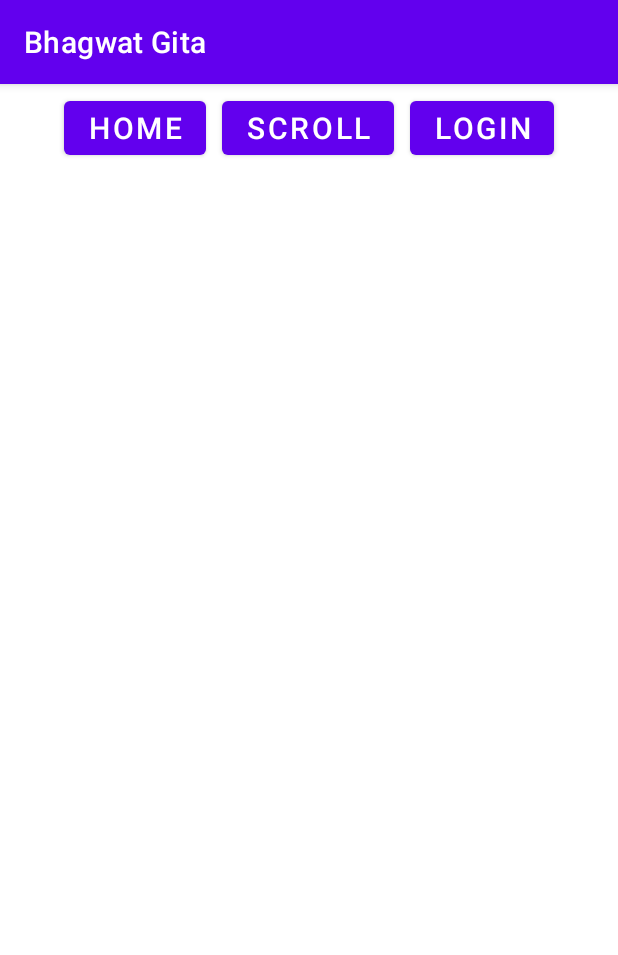
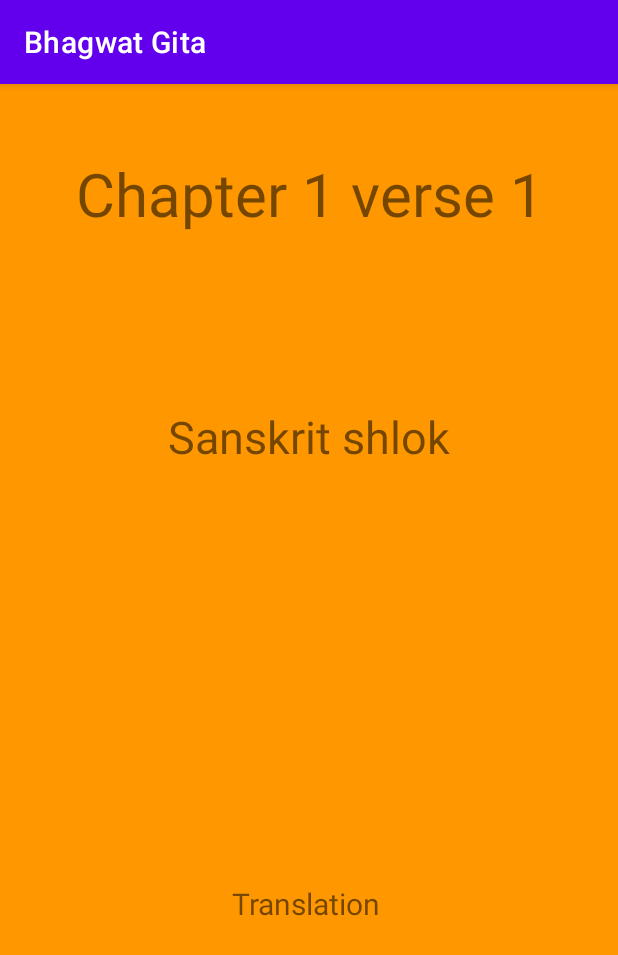
Before and after one commit to Suryash-Jha/BhagwatGita_Android, an Android app: the screen it shows after launch (MainActivity), on a phone screen of 412 x 824 dp. Shown: the top 955 px of the screen. Run offline under Robolectric (Android 15) with nearby library versions, the light colour scheme and no system bars; network calls fail; 1 statement that could not run was skipped.

Commit message:
Apis request working fine, and fragment for verse showing correctly

```diff
--- a/app/build.gradle
+++ b/app/build.gradle
@@ -44,4 +44,7 @@
     implementation("androidx.fragment:fragment-ktx:1.6.0")
 
 
+    implementation("com.squareup.okhttp3:okhttp:4.10.0")
+    implementation("org.jetbrains.kotlinx:kotlinx-coroutines-android:1.7.1")
+    implementation 'com.google.code.gson:gson:2.10.1'
 }
--- a/app/src/main/AndroidManifest.xml
+++ b/app/src/main/AndroidManifest.xml
@@ -1,7 +1,7 @@
 <?xml version="1.0" encoding="utf-8"?>
 <manifest xmlns:android="http://schemas.android.com/apk/res/android"
     xmlns:tools="http://schemas.android.com/tools">
-
+<uses-permission android:name="android.permission.INTERNET"></uses-permission>
     <application
         android:allowBackup="true"
         android:dataExtractionRules="@xml/data_extraction_rules"
--- a/app/src/main/java/com/example/bhagwatgita/MainActivity.kt
+++ b/app/src/main/java/com/example/bhagwatgita/MainActivity.kt
@@ -3,38 +3,34 @@
 import android.annotation.SuppressLint
 import androidx.appcompat.app.AppCompatActivity
 import android.os.Bundle
+import android.util.Log
 import android.widget.Button
 import androidx.fragment.app.FragmentManager
 import androidx.fragment.app.add
 import androidx.fragment.app.commit
 import androidx.fragment.app.replace
+import com.example.bhagwatgita.models.GetAllVersesItem
+import com.example.bhagwatgita.models.GetParticularChap
 import com.google.android.material.internal.ContextUtils.getActivity
+import com.google.gson.Gson
+import kotlinx.coroutines.Dispatchers
+import kotlinx.coroutines.GlobalScope
+import kotlinx.coroutines.launch
 
 class MainActivity : AppCompatActivity() {
-    @SuppressLint("MissingInflatedId")
+
     override fun onCreate(savedInstanceState: Bundle?) {
         super.onCreate(savedInstanceState)
         setContentView(R.layout.activity_main)
 
-        var homeBtn= findViewById<Button>(R.id.home)
-        var scrollBtn= findViewById<Button>(R.id.scroll)
-        var loginBtn= findViewById<Button>(R.id.login)
 
-        homeBtn.setOnClickListener{
+
+//        homeBtn.setOnClickListener{
             supportFragmentManager.commit {
-                replace<BlankFragment>(R.id.placeholder)
+                replace<VerseContent>(R.id.placeholder)
             }
-        }
-        scrollBtn.setOnClickListener{
-            supportFragmentManager.commit {
-                replace<Scroll>(R.id.placeholder)
-            }
-        }
-        loginBtn.setOnClickListener{
-            supportFragmentManager.commit {
-                replace<Login>(R.id.placeholder)
-            }
-        }
+//        }
+
 
     }
 }
--- /dev/null
+++ b/app/src/main/java/com/example/bhagwatgita/VerseContent.kt
@@ -0,0 +1,56 @@
+package com.example.bhagwatgita
+
+import android.os.Bundle
+import android.util.Log
+import androidx.fragment.app.Fragment
+import android.view.LayoutInflater
+import android.view.View
+import android.view.ViewGroup
+import android.widget.TextView
+import com.example.bhagwatgita.models.GetParticularVerse
+import com.google.gson.Gson
+import kotlinx.coroutines.Dispatchers
+import kotlinx.coroutines.GlobalScope
+import kotlinx.coroutines.launch
+
+
+class VerseContent : Fragment() {
+
+    override fun onCreate(savedInstanceState: Bundle?) {
+        super.onCreate(savedInstanceState)
+    }
+
+    override fun onCreateView(
+        inflater: LayoutInflater, container: ViewGroup?,
+        savedInstanceState: Bundle?
+    ): View? {
+        var view : View  =  inflater.inflate(R.layout.fragment_verse_content, container, false)
+        var sanskritShlokview= view!!.findViewById<TextView>(R.id.verse_sanskrit)
+        var translationview= view!!.findViewById<TextView>(R.id.verse_translation)
+        var chapXverseView= view!!.findViewById<TextView>(R.id.chapXverse)
+
+        // Inflate the layout for this fragment
+        val obj= ApiCall()
+        var chap=1
+        var verse=1
+
+        GlobalScope.launch(Dispatchers.IO) {
+            val resp = obj.getParticularVerse(1,4).body!!.string()
+            GlobalScope.launch(Dispatchers.Main) {
+
+            val gson = Gson().fromJson<GetParticularVerse>(resp, GetParticularVerse::class.java)
+            sanskritShlokview.text= gson.text
+            translationview.text= gson.translations?.get(0)?.description
+            chap= gson.chapter_number!!
+                verse= gson.verse_number!!
+                chapXverseView.text= "Chapter ${chap} Verse ${verse}"
+
+            }
+        }
+
+
+            return view
+    }
+
+
+}
--- a/app/src/main/res/layout/activity_main.xml
+++ b/app/src/main/res/layout/activity_main.xml
@@ -4,52 +4,12 @@
     xmlns:tools="http://schemas.android.com/tools"
     android:layout_width="match_parent"
     android:layout_height="match_parent"
+    android:background="#FF9800"
     tools:context=".MainActivity">
-    <LinearLayout
+
+    <FrameLayout
         android:layout_width="match_parent"
         android:layout_height="match_parent"
-        android:orientation="vertical">
-        <FrameLayout
-            android:layout_width="match_parent"
-            android:layout_height="wrap_content"
-            android:id="@+id/placeholder"
-            />
-
-        <LinearLayout
-            android:layout_width="match_parent"
-            android:layout_height="wrap_content"
-            android:gravity="center"
-
-            >
-
-            <Button
-                android:layout_width="wrap_content"
-                android:layout_height="wrap_content"
-                android:id="@+id/home"
-                android:text="HOME"
-                android:textSize="20sp"
-                android:layout_margin="5sp"
-                />
-            <Button
-                android:layout_width="wrap_content"
-                android:layout_height="wrap_content"
-                android:id="@+id/scroll"
-                android:text="SCROLL"
-                android:textSize="20sp"
-                android:layout_margin="5sp"
-
-                />
-            <Button
-                android:layout_width="wrap_content"
-                android:layout_height="wrap_content"
-                android:id="@+id/login"
-                android:text="LOGIN"
-                android:textSize="20sp"
-                android:layout_margin="5sp"
-
-                />
-        </LinearLayout>
-    </LinearLayout>
-
-
+        android:id="@+id/placeholder"
+        />
 </LinearLayout>
--- /dev/null
+++ b/app/src/main/res/layout/fragment_verse_content.xml
@@ -0,0 +1,45 @@
+<?xml version="1.0" encoding="utf-8"?>
+<FrameLayout xmlns:android="http://schemas.android.com/apk/res/android"
+    xmlns:tools="http://schemas.android.com/tools"
+    android:layout_width="match_parent"
+    android:layout_height="match_parent"
+    android:orientation="vertical"
+    tools:context=".VerseContent">
+
+    <!-- TODO: Update blank fragment layout -->
+    <LinearLayout
+        android:layout_width="match_parent"
+        android:layout_height="match_parent"
+        android:orientation="vertical"
+        >
+        <TextView
+            android:layout_width="match_parent"
+            android:layout_height="wrap_content"
+            android:id="@+id/chapXverse"
+            android:text="Chapter 1 verse 1"
+            android:layout_weight="2"
+            android:gravity="center"
+            android:textSize="40sp"
+
+            />
+
+        <TextView
+            android:layout_width="match_parent"
+            android:layout_height="wrap_content"
+            android:id="@+id/verse_sanskrit"
+            android:text="Sanskrit shlok"
+            android:gravity="center"
+            android:layout_weight="3"
+            android:textSize="30sp" />
+
+        <TextView
+            android:layout_width="match_parent"
+            android:layout_height="wrap_content"
+            android:id="@+id/verse_translation"
+            android:gravity="center"
+            android:text="Translation "
+            android:layout_weight="9"
+            android:textSize="20sp" />
+    </LinearLayout>
+
+</FrameLayout>
```
Also changed, not shown: app/src/main/java/com/example/bhagwatgita/ApiCall.kt (added, +78 -0 lines), app/src/main/java/com/example/bhagwatgita/BlankFragment.kt (deleted, +0 -21 lines), app/src/main/java/com/example/bhagwatgita/Login.kt (deleted, +0 -25 lines), app/src/main/java/com/example/bhagwatgita/Scroll.kt (deleted, +0 -59 lines), app/src/main/java/com/example/bhagwatgita/models/GetAllVerses.kt (added, +31 -0 lines), app/src/main/java/com/example/bhagwatgita/models/GetChapList.kt (added, +18 -0 lines), app/src/main/java/com/example/bhagwatgita/models/GetParticularChap.kt (added, +14 -0 lines), app/src/main/java/com/example/bhagwatgita/models/GetParticularVerse.kt (added, +27 -0 lines), app/src/main/res/layout/fragment_blank.xml (deleted, +0 -18 lines), app/src/main/res/layout/fragment_login.xml (deleted, +0 -17 lines), app/src/main/res/layout/fragment_scroll.xml (deleted, +0 -18 lines), app/src/main/res/layout/verse_content_item.xml (deleted, +0 -11 lines).
